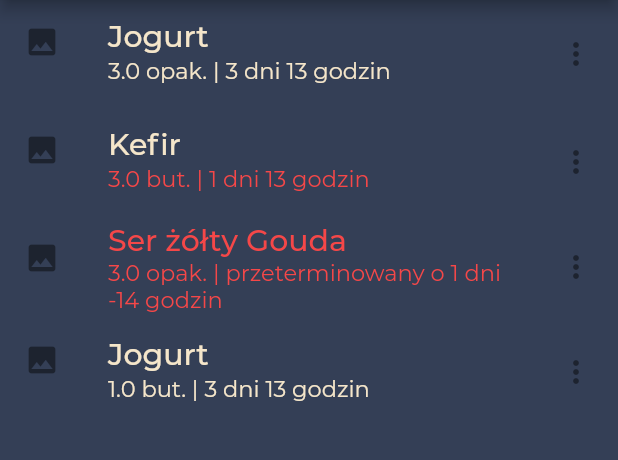
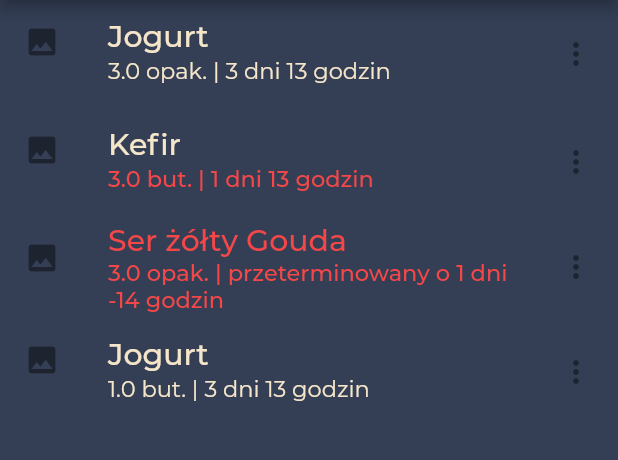
Before and after one commit to dawid-niedzwiecki/flutter_test, a Flutter app: the StoragePage screen opened by its route, on a phone screen of 412 x 824 dp, the part 84-544 px from its top. Run offline on Flutter 3.47's test engine with Material 2 defaults, Android fonts, the phone set to English and light mode, and no system bars; project files that could hold a hidden picture were left out.

Commit message:
storage list

```diff
--- a/lib/modules/products.dart
+++ b/lib/modules/products.dart
@@ -20,7 +20,8 @@ class Product {
         (hours >= 0 ? hours % 24 : 0 - (hours % 24)).toString() +
         " godzin";
     return Utils.generateText(message,
-        color: (days >= 2 ? Utils.textColor : Utils.secondaryColor));
+        color: (days >= 2 ? Utils.textColor : Utils.secondaryColor),
+        fontWeight: (days >= 2 ? FontWeight.w400 : FontWeight.w500));
   }
 
   ListTile generateListTile() {
```
